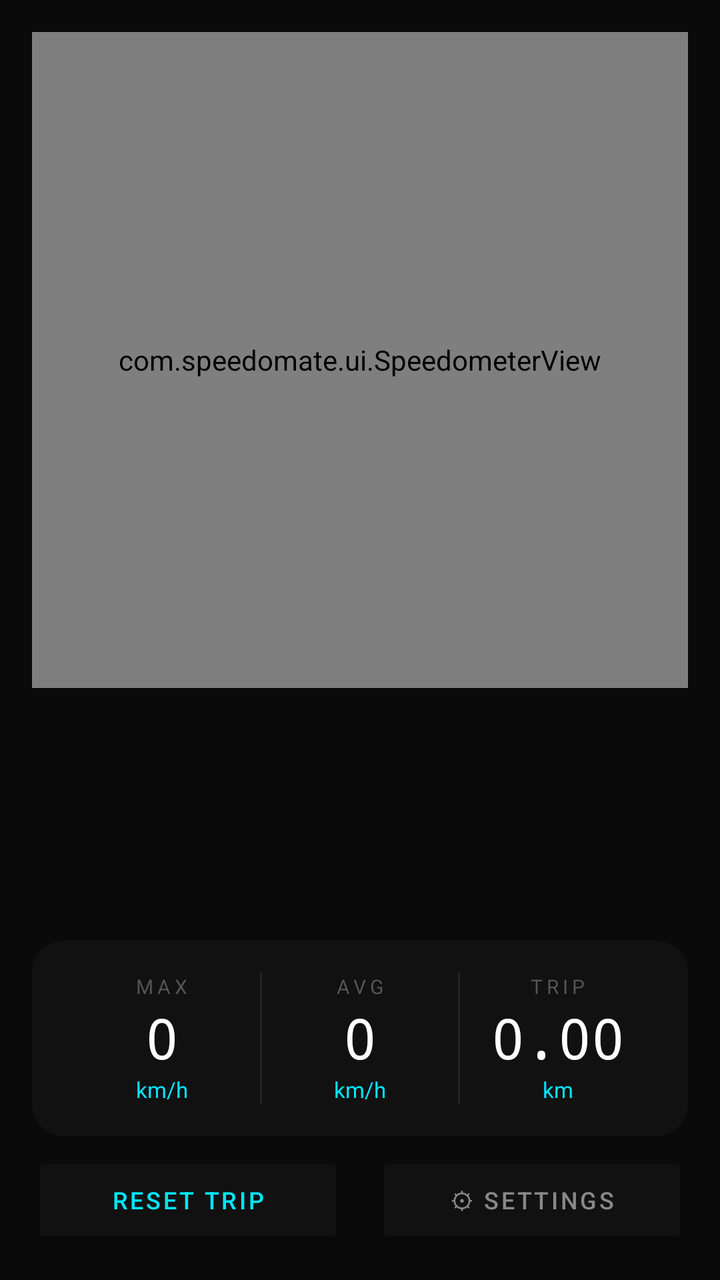
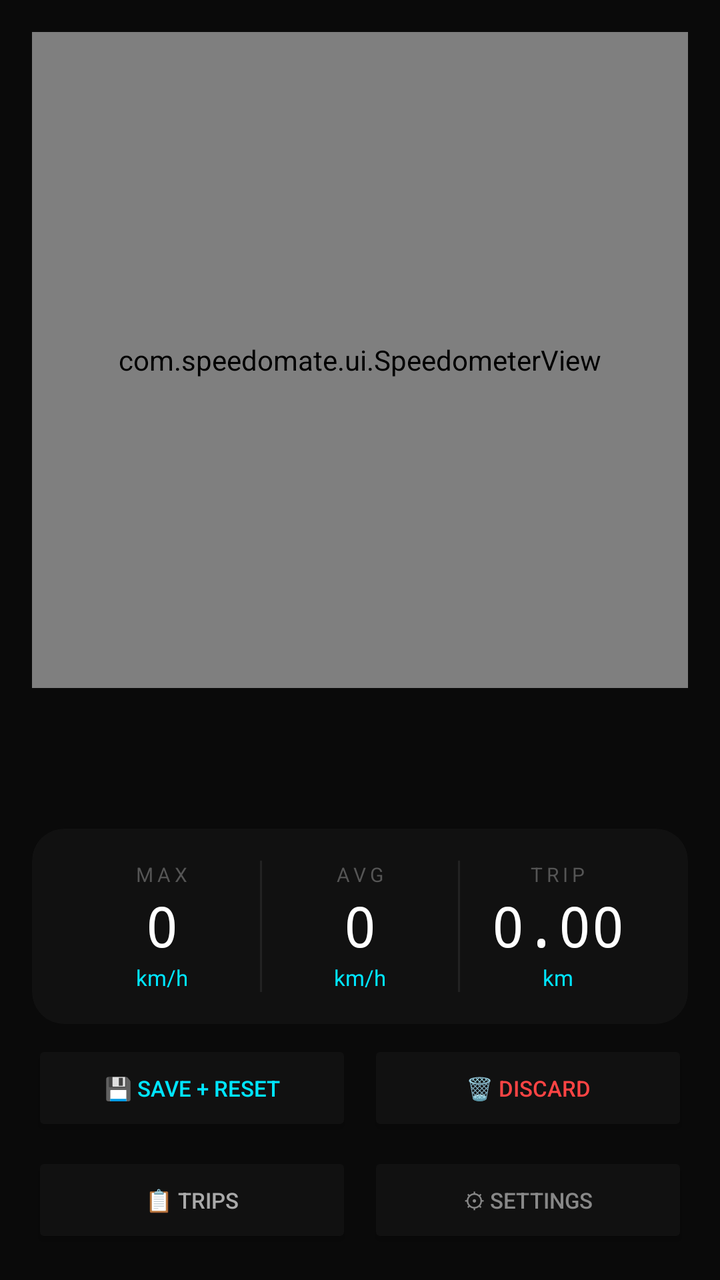

The first picture is an Android layout as it rendered before a commit; the second is the same layout after the commit. The layout source and the unified diff follow.
<!-- AndroidManifest.xml: application theme Theme.AppCompat.DayNight.NoActionBar -->
<!-- res/layout/activity_main.xml -->
<?xml version="1.0" encoding="utf-8"?>
<androidx.constraintlayout.widget.ConstraintLayout
        xmlns:android="http://schemas.android.com/apk/res/android"
        xmlns:app="http://schemas.android.com/apk/res-auto"
        android:layout_width="match_parent"
        android:layout_height="match_parent"
        android:background="#0A0A0A">

    
    <com.speedomate.ui.SpeedometerView
            android:id="@+id/speedometerView"
            android:layout_width="0dp"
            android:layout_height="0dp"
            android:layout_margin="16dp"
            app:layout_constraintTop_toTopOf="parent"
            app:layout_constraintStart_toStartOf="parent"
            app:layout_constraintEnd_toEndOf="parent"
            app:layout_constraintDimensionRatio="1:1"
            app:layout_constraintVertical_bias="0.0"
            app:layout_constraintBottom_toTopOf="@id/statsCard"/>

    
    <androidx.cardview.widget.CardView
            android:id="@+id/statsCard"
            android:layout_width="0dp"
            android:layout_height="wrap_content"
            android:layout_marginStart="16dp"
            android:layout_marginEnd="16dp"
            android:layout_marginBottom="8dp"
            app:cardBackgroundColor="#111111"
            app:cardCornerRadius="16dp"
            app:cardElevation="0dp"
            app:layout_constraintBottom_toTopOf="@id/btnRow"
            app:layout_constraintStart_toStartOf="parent"
            app:layout_constraintEnd_toEndOf="parent">

        <LinearLayout
                android:layout_width="match_parent"
                android:layout_height="wrap_content"
                android:orientation="vertical"
                android:padding="16dp">

            
            <LinearLayout
                    android:layout_width="match_parent"
                    android:layout_height="wrap_content"
                    android:orientation="horizontal">

                
                <LinearLayout
                        android:layout_width="0dp"
                        android:layout_height="wrap_content"
                        android:layout_weight="1"
                        android:orientation="vertical"
                        android:gravity="center">

                    <TextView
                            android:layout_width="wrap_content"
                            android:layout_height="wrap_content"
                            android:text="MAX"
                            android:textSize="10sp"
                            android:textColor="#555555"
                            android:letterSpacing="0.2"/>

                    <TextView
                            android:id="@+id/tvMaxSpeed"
                            android:layout_width="wrap_content"
                            android:layout_height="wrap_content"
                            android:text="0"
                            android:textSize="28sp"
                            android:textColor="#FFFFFF"
                            android:fontFamily="monospace"/>

                    <TextView
                            android:id="@+id/tvMaxUnit"
                            android:layout_width="wrap_content"
                            android:layout_height="wrap_content"
                            android:text="km/h"
                            android:textSize="11sp"
                            android:textColor="#00E5FF"/>
                </LinearLayout>

                
                <View
                        android:layout_width="1dp"
                        android:layout_height="match_parent"
                        android:background="#222222"/>

                
                <LinearLayout
                        android:layout_width="0dp"
                        android:layout_height="wrap_content"
                        android:layout_weight="1"
                        android:orientation="vertical"
                        android:gravity="center">

                    <TextView
                            android:layout_width="wrap_content"
                            android:layout_height="wrap_content"
                            android:text="AVG"
                            android:textSize="10sp"
                            android:textColor="#555555"
                            android:letterSpacing="0.2"/>

                    <TextView
                            android:id="@+id/tvAvgSpeed"
                            android:layout_width="wrap_content"
                            android:layout_height="wrap_content"
                            android:text="0"
                            android:textSize="28sp"
                            android:textColor="#FFFFFF"
                            android:fontFamily="monospace"/>

                    <TextView
                            android:id="@+id/tvAvgUnit"
                            android:layout_width="wrap_content"
                            android:layout_height="wrap_content"
                            android:text="km/h"
                            android:textSize="11sp"
                            android:textColor="#00E5FF"/>
                </LinearLayout>

                
                <View
                        android:layout_width="1dp"
                        android:layout_height="match_parent"
                        android:background="#222222"/>

                
                <LinearLayout
                        android:layout_width="0dp"
                        android:layout_height="wrap_content"
                        android:layout_weight="1"
                        android:orientation="vertical"
                        android:gravity="center">

                    <TextView
                            android:layout_width="wrap_content"
                            android:layout_height="wrap_content"
                            android:text="TRIP"
                            android:textSize="10sp"
                            android:textColor="#555555"
                            android:letterSpacing="0.2"/>

                    <TextView
                            android:id="@+id/tvTrip"
                            android:layout_width="wrap_content"
                            android:layout_height="wrap_content"
                            android:text="0.00"
                            android:textSize="28sp"
                            android:textColor="#FFFFFF"
                            android:fontFamily="monospace"/>

                    <TextView
                            android:id="@+id/tvTripUnit"
                            android:layout_width="wrap_content"
                            android:layout_height="wrap_content"
                            android:text="km"
                            android:textSize="11sp"
                            android:textColor="#00E5FF"/>
                </LinearLayout>
            </LinearLayout>
        </LinearLayout>
    </androidx.cardview.widget.CardView>

    
    <LinearLayout
            android:id="@+id/btnRow"
            android:layout_width="0dp"
            android:layout_height="wrap_content"
            android:orientation="horizontal"
            android:layout_marginStart="16dp"
            android:layout_marginEnd="16dp"
            android:layout_marginBottom="16dp"
            app:layout_constraintBottom_toBottomOf="parent"
            app:layout_constraintStart_toStartOf="parent"
            app:layout_constraintEnd_toEndOf="parent">

        <Button
                android:id="@+id/btnResetTrip"
                android:layout_width="0dp"
                android:layout_height="48dp"
                android:layout_weight="1"
                android:layout_marginEnd="8dp"
                android:text="RESET TRIP"
                android:textSize="12sp"
                android:letterSpacing="0.1"
                android:backgroundTint="#111111"
                android:textColor="#00E5FF"/>

        <Button
                android:id="@+id/btnSettings"
                android:layout_width="0dp"
                android:layout_height="48dp"
                android:layout_weight="1"
                android:layout_marginStart="8dp"
                android:text="⚙ SETTINGS"
                android:textSize="12sp"
                android:letterSpacing="0.1"
                android:backgroundTint="#111111"
                android:textColor="#888888"/>

    </LinearLayout>

</androidx.constraintlayout.widget.ConstraintLayout>
<!-- resources referenced by this layout -->
<resources>

</resources>

<!-- the commit's change to res/layout/activity_main.xml (unified diff, before → after) -->
@@ -168,7 +168,7 @@
             android:id="@+id/btnRow"
             android:layout_width="0dp"
             android:layout_height="wrap_content"
-            android:orientation="horizontal"
+            android:orientation="vertical"
             android:layout_marginStart="16dp"
             android:layout_marginEnd="16dp"
             android:layout_marginBottom="16dp"
@@ -176,29 +176,66 @@
             app:layout_constraintStart_toStartOf="parent"
             app:layout_constraintEnd_toEndOf="parent">
 
-        <Button
-                android:id="@+id/btnResetTrip"
-                android:layout_width="0dp"
-                android:layout_height="48dp"
-                android:layout_weight="1"
-                android:layout_marginEnd="8dp"
-                android:text="RESET TRIP"
-                android:textSize="12sp"
-                android:letterSpacing="0.1"
-                android:backgroundTint="#111111"
-                android:textColor="#00E5FF"/>
-
-        <Button
-                android:id="@+id/btnSettings"
-                android:layout_width="0dp"
-                android:layout_height="48dp"
-                android:layout_weight="1"
-                android:layout_marginStart="8dp"
-                android:text="⚙ SETTINGS"
-                android:textSize="12sp"
-                android:letterSpacing="0.1"
-                android:backgroundTint="#111111"
-                android:textColor="#888888"/>
+        
+        <LinearLayout
+                android:layout_width="match_parent"
+                android:layout_height="wrap_content"
+                android:orientation="horizontal"
+                android:layout_marginBottom="8dp">
+
+            <Button
+                    android:id="@+id/btnResetTrip"
+                    android:layout_width="0dp"
+                    android:layout_height="48dp"
+                    android:layout_weight="1"
+                    android:layout_marginEnd="4dp"
+                    android:text="💾 SAVE + RESET"
+                    android:textSize="11sp"
+                    android:backgroundTint="#111111"
+                    android:textColor="#00E5FF"/>
+
+            <Button
+                    android:id="@+id/btnDiscardTrip"
+                    android:layout_width="0dp"
+                    android:layout_height="48dp"
+                    android:layout_weight="1"
+                    android:layout_marginStart="4dp"
+                    android:text="🗑 DISCARD"
+                    android:textSize="11sp"
+                    android:backgroundTint="#111111"
+                    android:textColor="#FF4444"/>
+
+        </LinearLayout>
+
+        
+        <LinearLayout
+                android:layout_width="match_parent"
+                android:layout_height="wrap_content"
+                android:orientation="horizontal">
+
+            <Button
+                    android:id="@+id/btnTripHistory"
+                    android:layout_width="0dp"
+                    android:layout_height="48dp"
+                    android:layout_weight="1"
+                    android:layout_marginEnd="4dp"
+                    android:text="📋 TRIPS"
+                    android:textSize="11sp"
+                    android:backgroundTint="#111111"
+                    android:textColor="#AAAAAA"/>
+
+            <Button
+                    android:id="@+id/btnSettings"
+                    android:layout_width="0dp"
+                    android:layout_height="48dp"
+                    android:layout_weight="1"
+                    android:layout_marginStart="4dp"
+                    android:text="⚙ SETTINGS"
+                    android:textSize="11sp"
+                    android:backgroundTint="#111111"
+                    android:textColor="#888888"/>
+
+        </LinearLayout>
 
     </LinearLayout>
 
